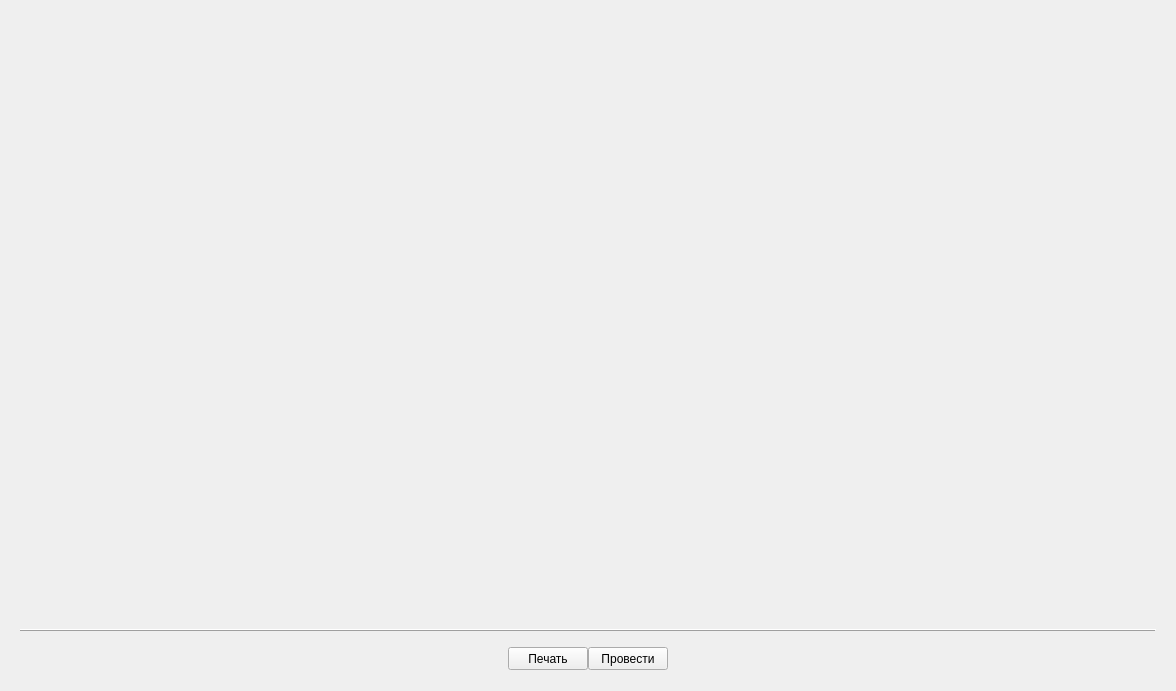
Above: tabclient.ui from solderercb/snap_crm before the change. Below: the same form after it.
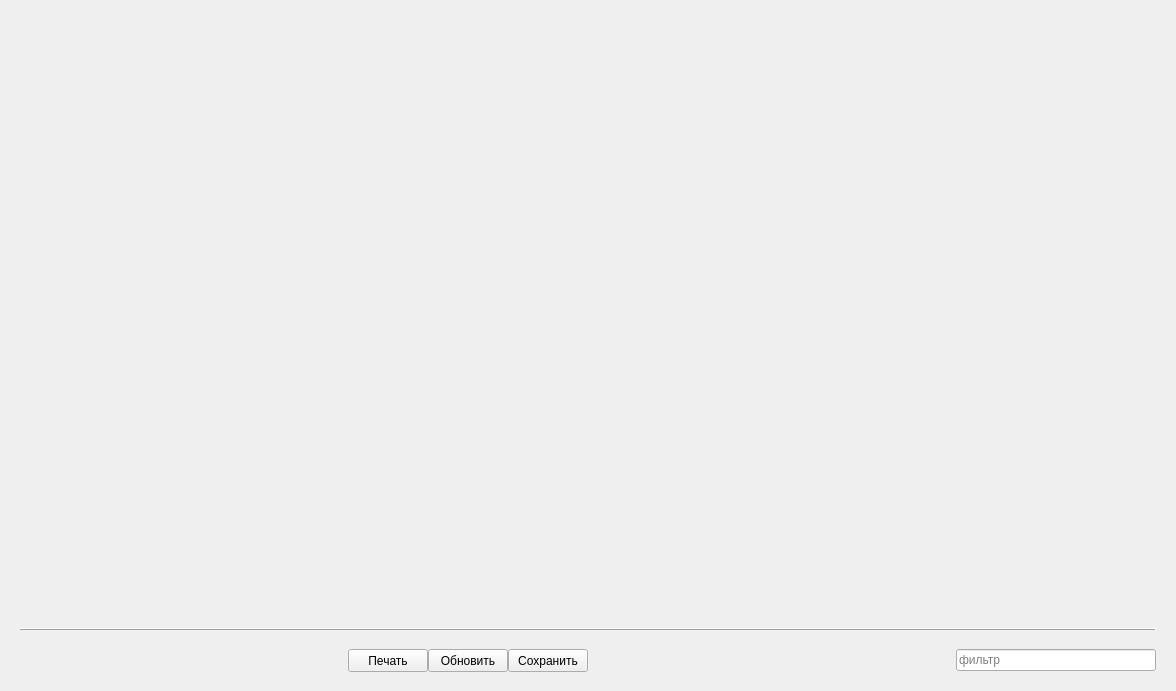
That is the form after the change. Custom widgets are drawn as their Qt base class.

Diff of the .ui file:
```diff
--- a/tabclient.ui
+++ b/tabclient.ui
@@ -16,9 +16,9 @@
   <property name="styleSheet">
    <string notr="true"/>
   </property>
-  <layout class="QGridLayout" name="rootGridLayout" rowstretch="1,0">
+  <layout class="QGridLayout" name="rootGridLayout" rowstretch="1,0" rowminimumheight="0,70">
    <property name="sizeConstraint">
-    <enum>QLayout::SetMaximumSize</enum>
+    <enum>QLayout::SetDefaultConstraint</enum>
    </property>
    <item row="0" column="0">
     <layout class="QGridLayout" name="tabLayout" columnstretch="0,0">
@@ -45,16 +45,25 @@
    </item>
    <item row="1" column="0">
     <widget class="QWidget" name="botToolbar" native="true">
+     <property name="sizePolicy">
+      <sizepolicy hsizetype="Preferred" vsizetype="Preferred">
+       <horstretch>0</horstretch>
+       <verstretch>0</verstretch>
+      </sizepolicy>
+     </property>
      <property name="minimumSize">
       <size>
        <width>0</width>
-       <height>60</height>
+       <height>70</height>
       </size>
      </property>
      <property name="contextMenuPolicy">
       <enum>Qt::NoContextMenu</enum>
      </property>
-     <layout class="QGridLayout" name="gridLayout_5" rowstretch="0,0" rowminimumheight="0,0">
+     <layout class="QGridLayout" name="gridLayout_5" rowstretch="0,0" rowminimumheight="0,23">
+      <property name="sizeConstraint">
+       <enum>QLayout::SetMaximumSize</enum>
+      </property>
       <property name="verticalSpacing">
        <number>15</number>
       </property>
@@ -69,10 +78,72 @@
        </widget>
       </item>
       <item row="1" column="0">
-       <layout class="QGridLayout" name="gridLayout_3" columnstretch="0,1,0,1,0" rowminimumheight="0" columnminimumwidth="0,0,0,0,0">
+       <layout class="QGridLayout" name="gridLayout_3" columnstretch="0,1,0,1,0,0" rowminimumheight="0" columnminimumwidth="250,0,0,0,250,0">
         <property name="sizeConstraint">
-         <enum>QLayout::SetMinimumSize</enum>
+         <enum>QLayout::SetDefaultConstraint</enum>
         </property>
+        <item row="0" column="1">
+         <spacer name="horizontalSpacer_1">
+          <property name="orientation">
+           <enum>Qt::Horizontal</enum>
+          </property>
+          <property name="sizeType">
+           <enum>QSizePolicy::MinimumExpanding</enum>
+          </property>
+          <property name="sizeHint" stdset="0">
+           <size>
+            <width>70</width>
+            <height>20</height>
+           </size>
+          </property>
+         </spacer>
+        </item>
+        <item row="0" column="3">
+         <spacer name="horizontalSpacer_2">
+          <property name="orientation">
+           <enum>Qt::Horizontal</enum>
+          </property>
+          <property name="sizeType">
+           <enum>QSizePolicy::Expanding</enum>
+          </property>
+          <property name="sizeHint" stdset="0">
+           <size>
+            <width>70</width>
+            <height>20</height>
+           </size>
+          </property>
+         </spacer>
+        </item>
+        <item row="0" column="5">
+         <layout class="QGridLayout" name="RightGridLayout_2" columnminimumwidth="0,200">
+          <property name="sizeConstraint">
+           <enum>QLayout::SetDefaultConstraint</enum>
+          </property>
+          <item row="0" column="1">
+           <widget class="QLineEdit" name="lineEditFilter">
+            <property name="placeholderText">
+             <string>фильтр</string>
+            </property>
+           </widget>
+          </item>
+          <item row="0" column="0">
+           <spacer name="horizontalSpacer">
+            <property name="orientation">
+             <enum>Qt::Horizontal</enum>
+            </property>
+            <property name="sizeType">
+             <enum>QSizePolicy::MinimumExpanding</enum>
+            </property>
+            <property name="sizeHint" stdset="0">
+             <size>
+              <width>40</width>
+              <height>20</height>
+             </size>
+            </property>
+           </spacer>
+          </item>
+         </layout>
+        </item>
         <item row="0" column="0">
          <layout class="QGridLayout" name="LeftGridLayout_2" columnstretch="0">
           <property name="sizeConstraint">
@@ -85,7 +156,7 @@
           <property name="sizeConstraint">
            <enum>QLayout::SetDefaultConstraint</enum>
           </property>
-          <item row="0" column="1">
+          <item row="0" column="2">
            <widget class="QPushButton" name="buttonSave">
             <property name="enabled">
              <bool>true</bool>
@@ -103,7 +174,29 @@
              </size>
             </property>
             <property name="text">
-             <string>Провести</string>
+             <string>Сохранить</string>
+            </property>
+           </widget>
+          </item>
+          <item row="0" column="1">
+           <widget class="QPushButton" name="buttonRefresh">
+            <property name="enabled">
+             <bool>true</bool>
+            </property>
+            <property name="sizePolicy">
+             <sizepolicy hsizetype="Minimum" vsizetype="Fixed">
+              <horstretch>0</horstretch>
+              <verstretch>0</verstretch>
+             </sizepolicy>
+            </property>
+            <property name="minimumSize">
+             <size>
+              <width>0</width>
+              <height>23</height>
+             </size>
+            </property>
+            <property name="text">
+             <string>Обновить</string>
             </property>
            </widget>
           </item>
@@ -129,45 +222,28 @@
             </property>
            </widget>
           </item>
-         </layout>
-        </item>
-        <item row="0" column="1">
-         <spacer name="horizontalSpacer_1">
-          <property name="orientation">
-           <enum>Qt::Horizontal</enum>
-          </property>
-          <property name="sizeType">
-           <enum>QSizePolicy::MinimumExpanding</enum>
-          </property>
-          <property name="sizeHint" stdset="0">
-           <size>
-            <width>70</width>
-            <height>20</height>
-           </size>
-          </property>
-         </spacer>
-        </item>
-        <item row="0" column="3">
-         <spacer name="horizontalSpacer_2">
-          <property name="orientation">
-           <enum>Qt::Horizontal</enum>
-          </property>
-          <property name="sizeType">
-           <enum>QSizePolicy::Expanding</enum>
-          </property>
-          <property name="sizeHint" stdset="0">
-           <size>
-            <width>70</width>
-            <height>20</height>
-           </size>
-          </property>
-         </spacer>
-        </item>
-        <item row="0" column="4">
-         <layout class="QGridLayout" name="RightGridLayout_2">
-          <property name="sizeConstraint">
-           <enum>QLayout::SetDefaultConstraint</enum>
-          </property>
+          <item row="0" column="3">
+           <widget class="QWidget" name="dummyWidget" native="true">
+            <property name="sizePolicy">
+             <sizepolicy hsizetype="Preferred" vsizetype="Preferred">
+              <horstretch>0</horstretch>
+              <verstretch>0</verstretch>
+             </sizepolicy>
+            </property>
+            <property name="minimumSize">
+             <size>
+              <width>1</width>
+              <height>0</height>
+             </size>
+            </property>
+            <property name="maximumSize">
+             <size>
+              <width>16777215</width>
+              <height>22</height>
+             </size>
+            </property>
+           </widget>
+          </item>
          </layout>
         </item>
        </layout>
```
Left out of the diff: 9 changed lines with no effect on the pictures.
